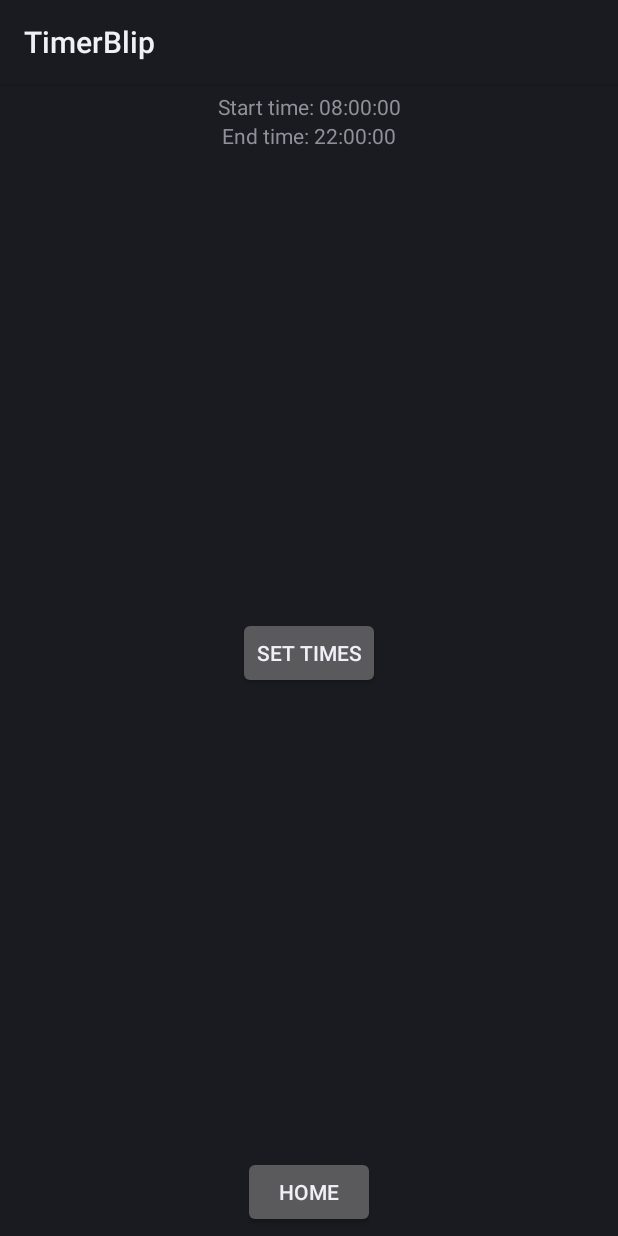
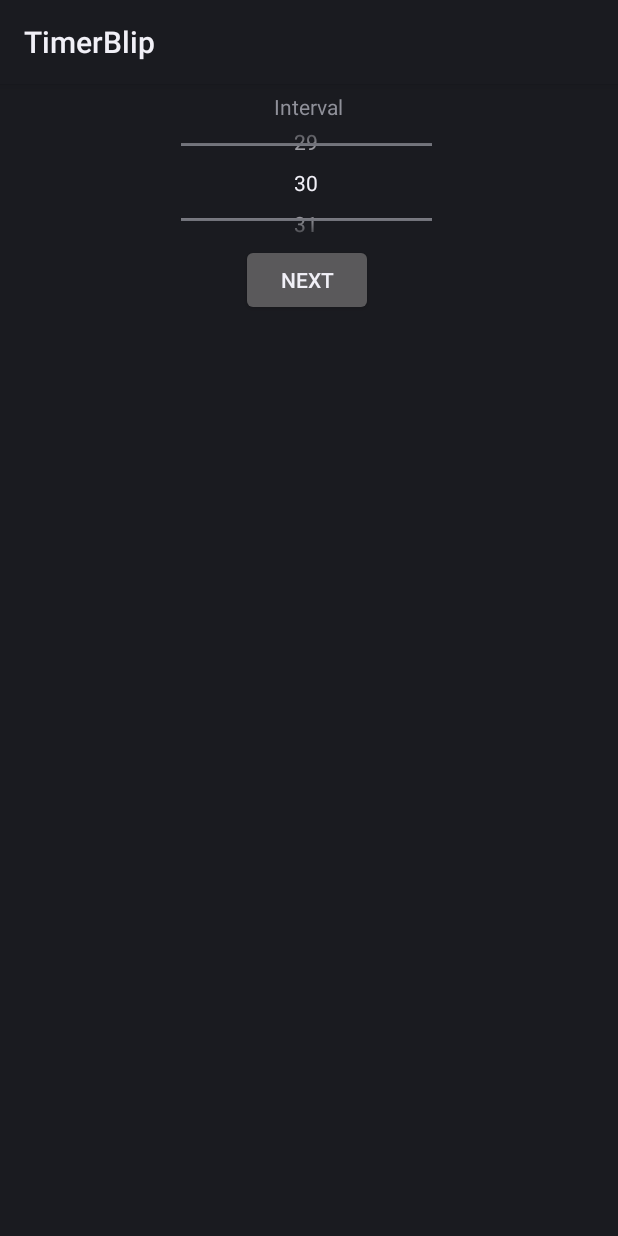
Before and after one commit to brw2650/TimerBlip, an Android app: the EndTimeFragment screen opened through its navigation route, after a tap on "NEXT", on a phone screen of 412 x 824 dp. Run offline under Robolectric (Android 15) with nearby library versions, the phone set to English and light mode, and no system bars; plain views replace BoxInsetLayout.

Commit message:
Add interval setting

```diff
--- a/app/src/main/java/com/rollingduck/timerblip/AlarmController.kt
+++ b/app/src/main/java/com/rollingduck/timerblip/AlarmController.kt
@@ -7,12 +7,13 @@ import android.content.Intent
 import android.util.Log
 import androidx.core.content.getSystemService
 import com.rollingduck.timerblip.SettingsManager.DEFAULT_END_TIME
+import com.rollingduck.timerblip.SettingsManager.DEFAULT_INTERVAL
 import com.rollingduck.timerblip.SettingsManager.DEFAULT_MIN_TIME
 import com.rollingduck.timerblip.SettingsManager.DEFAULT_START_TIME
 import com.rollingduck.timerblip.SettingsManager.END_TIME
+import com.rollingduck.timerblip.SettingsManager.INTERVAL
 import com.rollingduck.timerblip.SettingsManager.START_TIME
 import java.util.*
-import kotlin.math.floor
 
 object AlarmController {
 
@@ -47,12 +48,7 @@ object AlarmController {
             PendingIntent.FLAG_IMMUTABLE
         )
 
-        val startTime =
-            SettingsManager.getCalSetting(context, START_TIME, DEFAULT_START_TIME, DEFAULT_MIN_TIME)
-        val endTime =
-            SettingsManager.getCalSetting(context, END_TIME, DEFAULT_END_TIME, DEFAULT_MIN_TIME)
-
-        val cal = getNextStartTime(startTime, endTime)
+        val cal = getNextAlarm(context)
         Log.d("AlarmController", "Next alarm: ${cal.time}")
 
         alarmManager.setExactAndAllowWhileIdle(
@@ -76,34 +72,30 @@ object AlarmController {
             SettingsManager.getCalSetting(context, START_TIME, DEFAULT_START_TIME, DEFAULT_MIN_TIME)
         val endTime =
             SettingsManager.getCalSetting(context, END_TIME, DEFAULT_END_TIME, DEFAULT_MIN_TIME)
-        return getNextStartTime(startTime, endTime)
+        val interval =
+            SettingsManager.getIntSetting(context, INTERVAL, DEFAULT_INTERVAL)
+        return getNextStartTime(startTime, endTime, interval)
     }
 
-    private fun getNextStartTime(startTime: Calendar, endTime: Calendar): Calendar {
+    private fun getNextStartTime(startTime: Calendar, endTime: Calendar, interval: Int): Calendar {
 
-        var cal = Calendar.getInstance()
-        cal.set(Calendar.SECOND, 0)
-        cal.set(Calendar.MILLISECOND, 0)
+        val now = Calendar.getInstance()
 
-        if (cal < startTime) {
-            cal = startTime.clone() as Calendar
-            return cal
+        if (now < startTime) {
+            return startTime.clone() as Calendar
         }
 
-        if (cal >= endTime) {
-            cal = startTime.clone() as Calendar
-            cal.add(Calendar.DAY_OF_MONTH, 1)
-            return cal
+        val nextStart = startTime.clone() as Calendar
+        while (nextStart < now) {
+            nextStart.add(Calendar.MINUTE, interval)
         }
 
-        val interval = floor((cal.get(Calendar.MINUTE) / 30).toDouble())
-        if (interval.toInt() == 0) {
-            cal.set(Calendar.MINUTE, 30)
-        } else {
-            cal.set(Calendar.MINUTE, 0)
-            cal.add(Calendar.HOUR, 1)
+        if (nextStart > endTime) {
+            val tomorrow = startTime.clone() as Calendar
+            tomorrow.add(Calendar.DAY_OF_MONTH, 1)
+            return tomorrow
         }
 
-        return cal
+        return nextStart
     }
 }
--- a/app/src/main/java/com/rollingduck/timerblip/AlarmReceiver.kt
+++ b/app/src/main/java/com/rollingduck/timerblip/AlarmReceiver.kt
@@ -32,8 +32,6 @@ class AlarmReceiver : BroadcastReceiver() {
 
         createNotificationChannel(context)
         createNotification(context)
-        Log.d("AlarmReceiver", "Vibration!")
-
         AlarmController.setAlarm(context)
     }
 
@@ -73,5 +71,6 @@ class AlarmReceiver : BroadcastReceiver() {
         with(NotificationManagerCompat.from(context)) {
             notify(notificationId, builder.build())
         }
+        Log.d("AlarmReceiver", "Vibration!")
     }
 }
--- a/app/src/main/java/com/rollingduck/timerblip/EndTimeFragment.kt
+++ b/app/src/main/java/com/rollingduck/timerblip/EndTimeFragment.kt
@@ -1,12 +1,9 @@
 package com.rollingduck.timerblip
 
 import android.os.Bundle
-import android.util.Log
-import android.view.Gravity
 import android.view.LayoutInflater
 import android.view.View
 import android.view.ViewGroup
-import android.widget.Toast
 import androidx.fragment.app.Fragment
 import androidx.navigation.fragment.findNavController
 import com.rollingduck.timerblip.databinding.FragmentEndTimeBinding
@@ -23,7 +20,7 @@ class EndTimeFragment : Fragment() {
     override fun onCreateView(
         inflater: LayoutInflater, container: ViewGroup?,
         savedInstanceState: Bundle?
-    ): View? {
+    ): View {
 
         _binding = FragmentEndTimeBinding.inflate(inflater, container, false)
         return binding.root
@@ -44,19 +41,7 @@ class EndTimeFragment : Fragment() {
                 )
             }
 
-            val toast = Toast.makeText(this.context, "Saved", Toast.LENGTH_SHORT)
-            toast.setGravity(Gravity.BOTTOM, 0, 0)
-            toast.show()
-
-            if (AlarmController.isAlarmSet()) {
-                Log.d("EndTimeFragment", "Resetting alarm to pick up settings change")
-                this.context?.let {
-                    AlarmController.cancelAlarm(it)
-                    AlarmController.setAlarm(it)
-                }
-            }
-
-            findNavController().navigate(R.id.action_EndTimeFragment_to_SettingsFragment)
+            findNavController().navigate(R.id.action_EndTimeFragment_to_IntervalFragment)
         }
     }
 
--- a/app/src/main/java/com/rollingduck/timerblip/HomeFragment.kt
+++ b/app/src/main/java/com/rollingduck/timerblip/HomeFragment.kt
@@ -22,7 +22,7 @@ class HomeFragment : Fragment() {
     override fun onCreateView(
         inflater: LayoutInflater, container: ViewGroup?,
         savedInstanceState: Bundle?
-    ): View? {
+    ): View {
 
         _binding = FragmentHomeBinding.inflate(inflater, container, false)
         return binding.root
--- /dev/null
+++ b/app/src/main/java/com/rollingduck/timerblip/IntervalFragment.kt
@@ -0,0 +1,87 @@
+package com.rollingduck.timerblip
+
+import android.os.Bundle
+import android.util.Log
+import android.view.Gravity
+import android.view.LayoutInflater
+import android.view.View
+import android.view.ViewGroup
+import android.widget.Toast
+import androidx.fragment.app.Fragment
+import androidx.navigation.fragment.findNavController
+import com.rollingduck.timerblip.SettingsManager.DEFAULT_INTERVAL
+import com.rollingduck.timerblip.SettingsManager.INTERVAL
+import com.rollingduck.timerblip.databinding.FragmentIntervalBinding
+
+class IntervalFragment : Fragment() {
+
+    private var _binding: FragmentIntervalBinding? = null
+
+    // This property is only valid between onCreateView and
+    // onDestroyView.
+    private val binding get() = _binding!!
+
+    override fun onCreateView(
+        inflater: LayoutInflater, container: ViewGroup?,
+        savedInstanceState: Bundle?
+    ): View {
+
+        _binding = FragmentIntervalBinding.inflate(inflater, container, false)
+        return binding.root
+    }
+
+    override fun onViewCreated(view: View, savedInstanceState: Bundle?) {
+        super.onViewCreated(view, savedInstanceState)
+
+        binding.buttonNext.setOnClickListener {
+            this.context?.let {
+                val interval = binding.numberPicker.value
+                SettingsManager.saveIntSetting(it, INTERVAL, interval)
+            }
+
+            val toast = Toast.makeText(this.context, "Saved", Toast.LENGTH_SHORT)
+            toast.setGravity(Gravity.BOTTOM, 0, 0)
+            toast.show()
+
+            if (AlarmController.isAlarmSet()) {
+                Log.d("EndTimeFragment", "Resetting alarm to pick up settings change")
+                this.context?.let {
+                    AlarmController.cancelAlarm(it)
+                    AlarmController.setAlarm(it)
+                }
+            }
+
+            findNavController().navigate(R.id.action_IntervalFragment_to_SettingsFragment)
+        }
+
+        val min = 0
+        val max = 60
+        val displayRange = (min..max).map {
+            it.toString()
+        }.toTypedArray()
+
+        binding.numberPicker.minValue = min
+        binding.numberPicker.maxValue = max
+        binding.numberPicker.wrapSelectorWheel = false
+        binding.numberPicker.displayedValues = displayRange
+        this.updateUI()
+    }
+
+    override fun onResume() {
+        super.onResume()
+
+        this.updateUI()
+    }
+
+    private fun updateUI() {
+        this.context?.let {
+            val interval = SettingsManager.getIntSetting(it, INTERVAL, DEFAULT_INTERVAL)
+            binding.numberPicker.value = interval
+        }
+    }
+
+    override fun onDestroyView() {
+        super.onDestroyView()
+        _binding = null
+    }
+}
--- a/app/src/main/java/com/rollingduck/timerblip/MainActivity.kt
+++ b/app/src/main/java/com/rollingduck/timerblip/MainActivity.kt
@@ -46,6 +46,7 @@ class MainActivity : FragmentActivity() {
                     )
                     .show()
             } else {
+                Log.d("MainActivity", "Requesting notification permission")
                 val permissions = arrayOf(Manifest.permission.POST_NOTIFICATIONS)
                 ActivityCompat.requestPermissions(
                     this,
--- a/app/src/main/java/com/rollingduck/timerblip/SettingsManager.kt
+++ b/app/src/main/java/com/rollingduck/timerblip/SettingsManager.kt
@@ -8,10 +8,12 @@ object SettingsManager {
 
     const val START_TIME = "StartTimeHour"
     const val END_TIME = "EndTimeHour"
+    const val INTERVAL = "Interval"
 
     const val DEFAULT_START_TIME = 8
     const val DEFAULT_END_TIME = 22
     const val DEFAULT_MIN_TIME = 0
+    const val DEFAULT_INTERVAL = 30
 
     private const val timerSettings = "TimerSettings"
 
--- a/app/src/main/java/com/rollingduck/timerblip/StartTimeFragment.kt
+++ b/app/src/main/java/com/rollingduck/timerblip/StartTimeFragment.kt
@@ -20,7 +20,7 @@ class StartTimeFragment : Fragment() {
     override fun onCreateView(
         inflater: LayoutInflater, container: ViewGroup?,
         savedInstanceState: Bundle?
-    ): View? {
+    ): View {
 
         _binding = FragmentStartTimeBinding.inflate(inflater, container, false)
         return binding.root
--- /dev/null
+++ b/app/src/main/res/layout/fragment_interval.xml
@@ -0,0 +1,37 @@
+<?xml version="1.0" encoding="utf-8"?>
+<androidx.constraintlayout.widget.ConstraintLayout xmlns:android="http://schemas.android.com/apk/res/android"
+    xmlns:app="http://schemas.android.com/apk/res-auto"
+    xmlns:tools="http://schemas.android.com/tools"
+    android:layout_width="match_parent"
+    android:layout_height="match_parent"
+    tools:context=".IntervalFragment">
+
+    <NumberPicker
+        android:id="@+id/number_picker"
+        android:layout_width="167dp"
+        android:layout_height="82dp"
+        app:layout_constraintEnd_toEndOf="parent"
+        app:layout_constraintHorizontal_bias="0.493"
+        app:layout_constraintStart_toStartOf="parent"
+        app:layout_constraintTop_toBottomOf="@+id/textView" />
+
+    <TextView
+        android:id="@+id/textView"
+        android:layout_width="wrap_content"
+        android:layout_height="wrap_content"
+        android:text="@string/interval"
+        app:layout_constraintEnd_toEndOf="parent"
+        app:layout_constraintStart_toStartOf="parent"
+        app:layout_constraintTop_toTopOf="parent" />
+
+    <Button
+        android:id="@+id/button_next"
+        android:layout_width="wrap_content"
+        android:layout_height="wrap_content"
+        android:text="@string/next"
+        app:layout_constraintEnd_toEndOf="parent"
+        app:layout_constraintHorizontal_bias="0.496"
+        app:layout_constraintStart_toStartOf="parent"
+        app:layout_constraintTop_toBottomOf="@+id/number_picker" />
+
+</androidx.constraintlayout.widget.ConstraintLayout>
--- a/app/src/main/res/navigation/nav_graph.xml
+++ b/app/src/main/res/navigation/nav_graph.xml
@@ -45,7 +45,17 @@
         tools:layout="@layout/fragment_end_time">
 
         <action
-            android:id="@+id/action_EndTimeFragment_to_SettingsFragment"
+            android:id="@+id/action_EndTimeFragment_to_IntervalFragment"
+            app:destination="@id/IntervalFragment" />
+    </fragment>
+    <fragment
+        android:id="@+id/IntervalFragment"
+        android:name="com.rollingduck.timerblip.IntervalFragment"
+        android:label="@string/interval_fragment_label"
+        tools:layout="@layout/fragment_interval">
+
+        <action
+            android:id="@+id/action_IntervalFragment_to_SettingsFragment"
             app:destination="@id/SettingsFragment" />
     </fragment>
 </navigation>
--- a/app/src/main/res/values/strings.xml
+++ b/app/src/main/res/values/strings.xml
@@ -15,6 +15,7 @@
     <string name="settings_fragment_label">Settings Fragment</string>
     <string name="start_time_fragment_label">Start Time Fragment</string>
     <string name="end_time_fragment_label">End Time Fragment</string>
+    <string name="interval_fragment_label">Interval Fragment</string>
 
     <string name="settings">Settings</string>
     <string name="home">Home</string>
@@ -23,6 +24,8 @@
     <string name="start_time_display">Start time: %1tT</string>
     <string name="start_time">Start time</string>
     <string name="end_time_display">End time: %1tT</string>
+    <string name="interval_display">Every %2d minutes</string>
     <string name="end_time">End time</string>
+    <string name="interval">Interval</string>
     <string name="set_times">Set times</string>
 </resources>
```
Also changed, not shown: app/src/main/java/com/rollingduck/timerblip/SettingsFragment.kt (+7 -0 lines), app/src/main/res/layout/fragment_settings.xml (+10 -0 lines).
